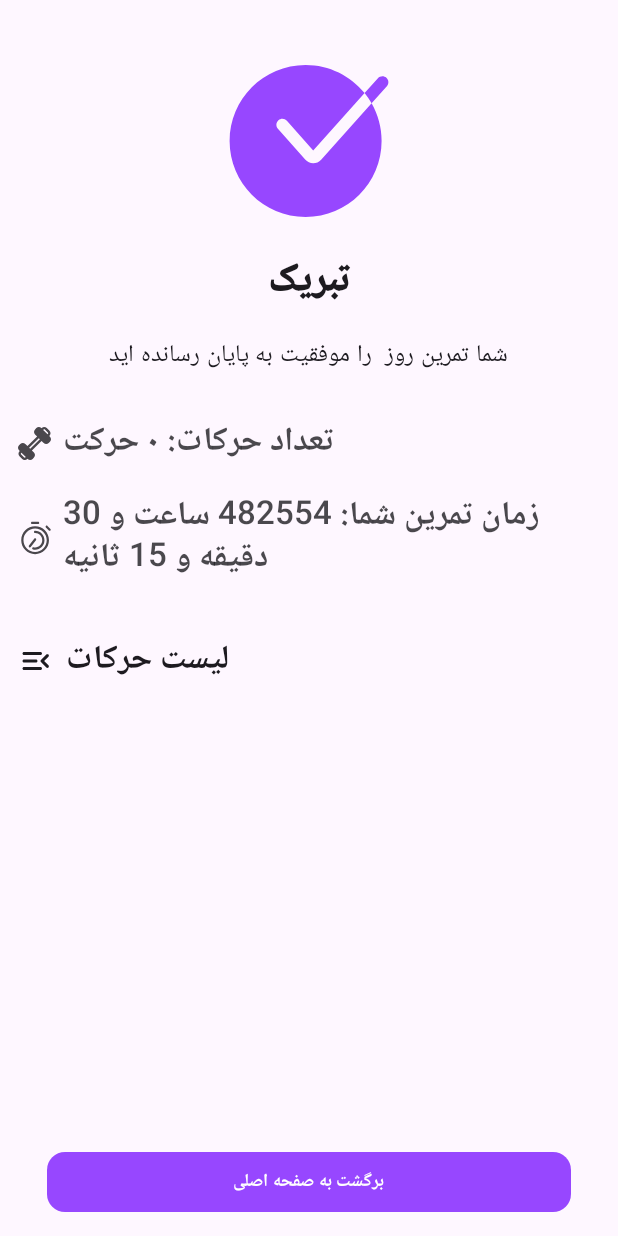
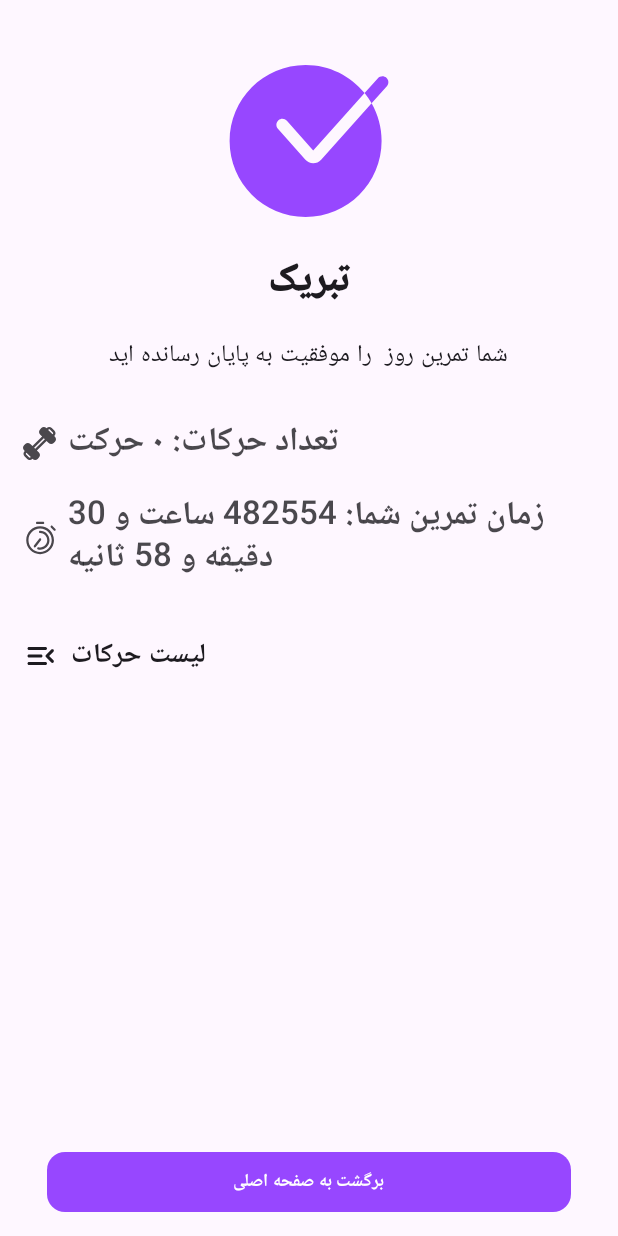
Before and after one commit to alirezaahmadi056/task-manager, an Android app built with Jetpack Compose: the composable CompletedExerciseScreen called with empty values, on a phone screen of 412 x 824 dp. Run offline under Robolectric (Android 15) with nearby library versions, the light colour scheme and no system bars; 2 statements that could not run were skipped.

Commit message:
update CompletedExerciseScreen

```diff
--- a/app/src/main/java/info/alirezaahmadi/taskmanager/ui/graph/exerciseProgram/completedExercise/CompletedExerciseScreen.kt
+++ b/app/src/main/java/info/alirezaahmadi/taskmanager/ui/graph/exerciseProgram/completedExercise/CompletedExerciseScreen.kt
@@ -88,7 +88,7 @@
             modifier = Modifier
                 .fillMaxWidth()
                 .padding(innerPadding)
-                .padding(horizontal = 12.dp)
+                .padding(horizontal = 15.dp)
                 .verticalScroll(rememberScrollState()),
             horizontalAlignment = Alignment.CenterHorizontally
         ) {
@@ -166,7 +166,7 @@
                 Spacer(Modifier.width(8.dp))
                 Text(
                     text = stringResource(R.string.exercise_list),
-                    style = MaterialTheme.typography.titleLarge,
+                    style = MaterialTheme.typography.titleLarge.copy(fontSize = 18.sp),
                     fontWeight = FontWeight.SemiBold,
                     color = MaterialTheme.colorScheme.onBackground
                 )
@@ -174,15 +174,14 @@
             exerciseList.fastMapIndexed { index, s ->
                 Text(
                     text = "${index + 1}. $s",
-                    style = MaterialTheme.typography.bodyLarge,
-                    fontWeight = FontWeight.SemiBold,
+                    style = MaterialTheme.typography.titleLarge.copy(fontSize = 18.sp),
                     maxLines = 1,
                     overflow = TextOverflow.Ellipsis,
                     textAlign = TextAlign.Start,
                     color = MaterialTheme.colorScheme.onBackground,
                     modifier = Modifier
                         .fillMaxWidth()
-                        .padding(vertical = 4.dp)
+                        .padding(top = 4.dp, start = 18.dp),
                 )
             }
         }
```
